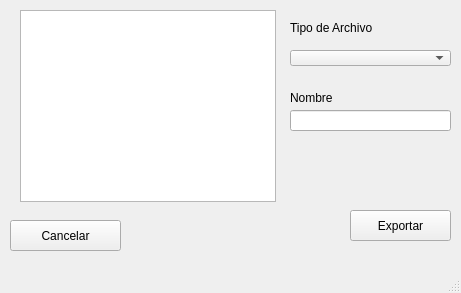
Above: Exportar.ui from AndresMSE/IF---Interfaz before the change. Below: the same form after it.
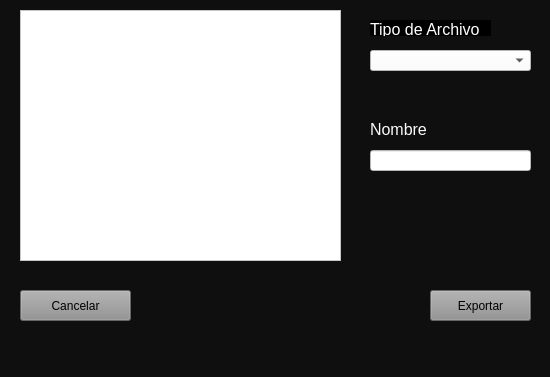
That is the form after the change.

What changed in the file:
```diff
--- a/Exportar.ui
+++ b/Exportar.ui
@@ -6,69 +6,104 @@
    <rect>
     <x>0</x>
     <y>0</y>
-    <width>461</width>
-    <height>293</height>
+    <width>550</width>
+    <height>377</height>
    </rect>
   </property>
   <property name="windowTitle">
    <string>MainWindow</string>
   </property>
+  <property name="styleSheet">
+   <string notr="true">background-color: rgb(15, 15, 15);</string>
+  </property>
   <widget class="QWidget" name="centralwidget">
    <widget class="QLabel" name="label">
     <property name="geometry">
      <rect>
-      <x>290</x>
+      <x>370</x>
       <y>20</y>
-      <width>91</width>
+      <width>121</width>
       <height>16</height>
      </rect>
     </property>
+    <property name="font">
+     <font>
+      <pointsize>12</pointsize>
+     </font>
+    </property>
+    <property name="styleSheet">
+     <string notr="true">background-color: rgb(0, 0, 0);</string>
+    </property>
     <property name="text">
-     <string>Tipo de Archivo</string>
+     <string>&lt;html&gt;&lt;head/&gt;&lt;body&gt;&lt;p&gt;&lt;span style=&quot; color:#ffffff;&quot;&gt;Tipo de Archivo&lt;/span&gt;&lt;/p&gt;&lt;/body&gt;&lt;/html&gt;</string>
     </property>
    </widget>
    <widget class="QComboBox" name="TipoArchivo">
     <property name="geometry">
      <rect>
-      <x>290</x>
+      <x>370</x>
       <y>50</y>
       <width>161</width>
-      <height>16</height>
+      <height>21</height>
      </rect>
     </property>
+    <property name="font">
+     <font>
+      <pointsize>12</pointsize>
+     </font>
+    </property>
+    <property name="styleSheet">
+     <string notr="true">background-color: rgb(255, 255, 255);</string>
+    </property>
    </widget>
    <widget class="QLineEdit" name="NombreArchivo">
     <property name="geometry">
      <rect>
-      <x>290</x>
-      <y>110</y>
+      <x>370</x>
+      <y>150</y>
       <width>161</width>
       <height>21</height>
      </rect>
     </property>
+    <property name="font">
+     <font>
+      <pointsize>12</pointsize>
+     </font>
+    </property>
+    <property name="styleSheet">
+     <string notr="true">background-color: rgb(255, 255, 255);</string>
+    </property>
    </widget>
    <widget class="QLabel" name="label_2">
     <property name="geometry">
      <rect>
-      <x>290</x>
-      <y>90</y>
+      <x>370</x>
+      <y>120</y>
       <width>91</width>
       <height>16</height>
      </rect>
     </property>
+    <property name="font">
+     <font>
+      <pointsize>12</pointsize>
+     </font>
+    </property>
     <property name="text">
-     <string>Nombre</string>
+     <string>&lt;html&gt;&lt;head/&gt;&lt;body&gt;&lt;p&gt;&lt;span style=&quot; color:#fafafa;&quot;&gt;Nombre&lt;/span&gt;&lt;/p&gt;&lt;/body&gt;&lt;/html&gt;</string>
     </property>
    </widget>
    <widget class="QPushButton" name="Exportar">
     <property name="geometry">
      <rect>
-      <x>350</x>
-      <y>210</y>
+      <x>430</x>
+      <y>290</y>
       <width>101</width>
       <height>31</height>
      </rect>
     </property>
+    <property name="styleSheet">
+     <string notr="true">background-color: rgb(143, 143, 143);</string>
+    </property>
     <property name="text">
      <string>Exportar</string>
     </property>
@@ -78,10 +113,13 @@
      <rect>
       <x>20</x>
       <y>10</y>
-      <width>256</width>
-      <height>192</height>
+      <width>321</width>
+      <height>251</height>
      </rect>
     </property>
+    <property name="styleSheet">
+     <string notr="true">background-color: rgb(255, 255, 255);</string>
+    </property>
     <property name="selectionMode">
      <enum>QAbstractItemView::MultiSelection</enum>
     </property>
@@ -89,12 +127,15 @@
    <widget class="QPushButton" name="Cancelar">
     <property name="geometry">
      <rect>
-      <x>10</x>
-      <y>220</y>
+      <x>20</x>
+      <y>290</y>
       <width>111</width>
       <height>31</height>
      </rect>
     </property>
+    <property name="styleSheet">
+     <string notr="true">background-color: rgb(143, 143, 143);</string>
+    </property>
     <property name="text">
      <string>Cancelar</string>
     </property>
```
Left out of the diff: 2 changed lines with no effect on the pictures.
